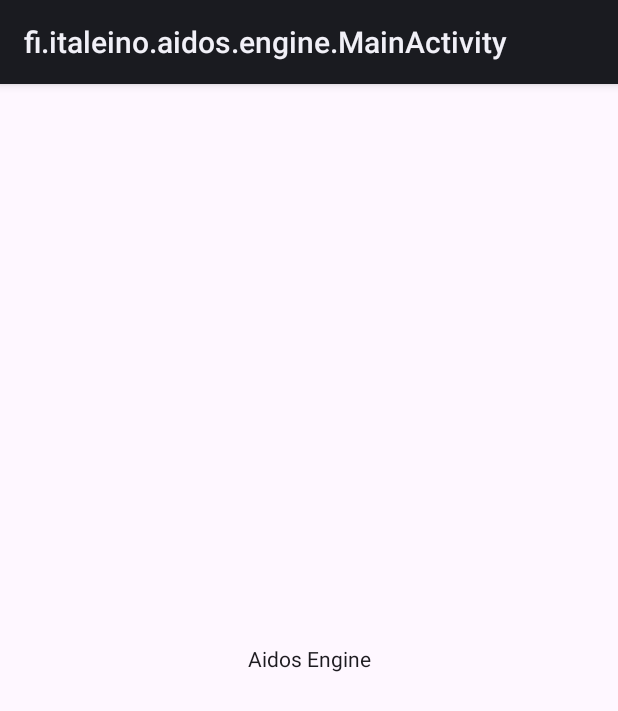
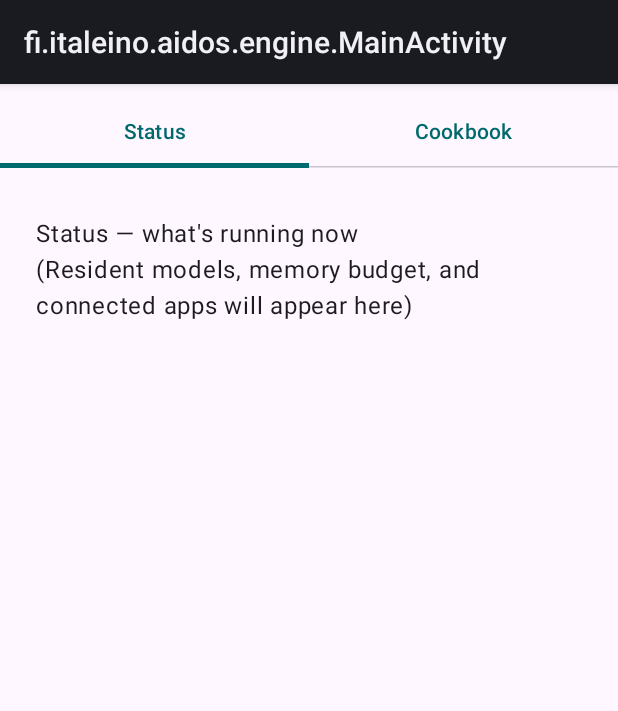
Before and after one commit to jsilvanus/aidos, an Android app built with Jetpack Compose: the screen it shows after launch (MainActivity), on a phone screen of 412 x 824 dp. Shown: the top 711 px of the screen. Run offline under Robolectric (Android 15) with nearby library versions, the phone set to English and light mode, and no system bars.

Commit message:
Scaffold Aidos Engine's Compose UI per RFC-0103's design
Adds the screens RFC-0103 now specifies: Home (Status + Cookbook
panes, same HorizontalPager/TabRow pattern as Aidos Agent's own
HomeScreen), Model detail/acquire, Storage, Connected apps, Settings.
Theme reuses Agent's Material 3 defaults with a distinct seed color
(teal vs. Agent's default purple) so the two apps are visually
distinguishable at a glance, per the design conversation.

Wires EngineRoute.ModelDetail as a real external deep link
(aidosengine://model/{modelId}), not just an in-app destination --
RFC-0103 requires client apps be able to navigate straight to a
model's acquire screen rather than rendering their own download UI.
Added the matching <intent-filter> to AndroidManifest.xml.

All screens are structural placeholders (Text describing what binds
where), matching the same phase agent/androidapp went through per
COMPOSE_UI_IMPLEMENTATION.md -- no Engine Core state to bind to yet,
since modelruntime/cookbook/downloads don't expose it.

Added androidx.navigation:navigation-compose, which engine/androidapp
needed but didn't have.

Verified: `gradle projects` succeeds (build.gradle.kts and dependency
resolution are sound). Could NOT verify Kotlin/Compose compiles --
this sandbox has no Android SDK, so compileDebugKotlinAndroid fails on
that before ever reaching the Kotlin compiler, same limitation as the
earlier plugin.compose fix. That fix turned out to need a real CI run
to catch its actual bug, so this should get the same treatment before
being trusted.

Co-Authored-By: Claude Sonnet 5 <noreply@anthropic.com>
Claude-Session: https://claude.ai/code/session_016XoRJ6ancdjTtksKDNikTP

```diff
--- a/engine/androidapp/build.gradle.kts
+++ b/engine/androidapp/build.gradle.kts
@@ -50,6 +50,9 @@ kotlin {
                 implementation("androidx.lifecycle:lifecycle-viewmodel-compose:2.6.1")
                 implementation("androidx.lifecycle:lifecycle-runtime-compose:2.6.1")
 
+                // Navigation
+                implementation("androidx.navigation:navigation-compose:2.7.0")
+
                 // Android core
                 implementation("androidx.core:core-ktx:1.10.1")
                 implementation("androidx.appcompat:appcompat:1.6.1")
--- a/engine/androidapp/src/androidMain/kotlin/fi/italeino/aidos/engine/MainActivity.kt
+++ b/engine/androidapp/src/androidMain/kotlin/fi/italeino/aidos/engine/MainActivity.kt
@@ -3,20 +3,23 @@ package fi.italeino.aidos.engine
 import android.os.Bundle
 import androidx.activity.ComponentActivity
 import androidx.activity.compose.setContent
-import androidx.compose.foundation.layout.Box
 import androidx.compose.foundation.layout.fillMaxSize
 import androidx.compose.material3.Surface
-import androidx.compose.material3.Text
-import androidx.compose.ui.Alignment
 import androidx.compose.ui.Modifier
+import androidx.navigation.compose.rememberNavController
+import fi.italeino.aidos.engine.navigation.EngineNavHost
+import fi.italeino.aidos.engine.theme.AidosEngineTheme
 
 /**
- * Main activity for Aidos Engine Android app (RFC-0103).
+ * Main activity for Aidos Engine (RFC-0103).
  *
- * Placeholder UI for model management (downloads, cookbook, licensing).
- * The actual inference is hosted in EngineService.
+ * Hosts the Compose UI: Home (status + cookbook), model detail/acquire, storage, connected apps,
+ * and settings. Model loading and inference run in EngineService's foreground service, not here —
+ * this activity only manages the UI, the same separation Aidos Agent's MainActivity keeps between
+ * presentation and the runtime it's a client of.
  *
- * TODO(RFC-0103): Implement model selection, download, licensing UI.
+ * TODO(RFC-0103): bind Engine Core's in-process state (resident models, download progress,
+ * connected-app registry) once Engine Core exposes it — screens currently show placeholder text.
  */
 class MainActivity : ComponentActivity() {
 
@@ -24,14 +27,12 @@ class MainActivity : ComponentActivity() {
         super.onCreate(savedInstanceState)
 
         setContent {
-            Surface(
-                modifier = Modifier.fillMaxSize()
-            ) {
-                Box(
-                    modifier = Modifier.fillMaxSize(),
-                    contentAlignment = Alignment.Center
+            AidosEngineTheme {
+                Surface(
+                    modifier = Modifier.fillMaxSize()
                 ) {
-                    Text("Aidos Engine")
+                    val navController = rememberNavController()
+                    EngineNavHost(navController = navController)
                 }
             }
         }
--- /dev/null
+++ b/engine/androidapp/src/androidMain/kotlin/fi/italeino/aidos/engine/navigation/NavHost.kt
@@ -0,0 +1,61 @@
+package fi.italeino.aidos.engine.navigation
+
+import androidx.compose.runtime.Composable
+import androidx.navigation.NavHostController
+import androidx.navigation.compose.NavHost
+import androidx.navigation.compose.composable
+import androidx.navigation.navDeepLink
+import fi.italeino.aidos.engine.ui.ConnectedAppsScreen
+import fi.italeino.aidos.engine.ui.HomeScreen
+import fi.italeino.aidos.engine.ui.ModelDetailScreen
+import fi.italeino.aidos.engine.ui.SettingsScreen
+import fi.italeino.aidos.engine.ui.StorageScreen
+
+/**
+ * Navigation graph for Aidos Engine (RFC-0103).
+ *
+ * [EngineRoute.ModelDetail] is reachable both from in-app navigation (Home's Cookbook pane) and
+ * as an external deep link from client apps — RFC-0103 requires this, since client apps deep-link
+ * into Aidos Engine's own screens to acquire a model rather than rendering their own download UI.
+ */
+@Composable
+fun EngineNavHost(
+    navController: NavHostController,
+) {
+    NavHost(
+        navController = navController,
+        startDestination = EngineRoute.Home.route,
+    ) {
+        composable(EngineRoute.Home.route) {
+            HomeScreen(
+                onModelSelected = { modelId ->
+                    navController.navigate(EngineRoute.ModelDetail(modelId).createRoute(modelId))
+                },
+            )
+        }
+
+        composable(
+            EngineRoute.ModelDetail(modelId = "{modelId}").route,
+            // External deep link (RFC-0103): client apps navigate straight here to acquire a
+            // model rather than rendering their own download UI. AndroidManifest.xml declares
+            // the matching <intent-filter> on MainActivity so this resolves from another app's
+            // Intent, not just in-app navigation.
+            deepLinks = listOf(navDeepLink { uriPattern = "aidosengine://model/{modelId}" }),
+        ) { backStackEntry ->
+            val modelId = backStackEntry.arguments?.getString("modelId") ?: return@composable
+            ModelDetailScreen(modelId = modelId)
+        }
+
+        composable(EngineRoute.Storage.route) {
+            StorageScreen()
+        }
+
+        composable(EngineRoute.ConnectedApps.route) {
+            ConnectedAppsScreen()
+        }
+
+        composable(EngineRoute.Settings.route) {
+            SettingsScreen()
+        }
+    }
+}
--- /dev/null
+++ b/engine/androidapp/src/androidMain/kotlin/fi/italeino/aidos/engine/navigation/Routes.kt
@@ -0,0 +1,23 @@
+package fi.italeino.aidos.engine.navigation
+
+/**
+ * Navigation routes for Aidos Engine screens (RFC-0103).
+ *
+ * Same gesture grammar Aidos Agent uses (fi.italeino.aidos.navigation.AidosRoute) — inherited,
+ * not reinvented: horizontal swipe between peers (Home's Status/Cookbook panes), vertical scroll
+ * through a list, tap goes deeper.
+ *
+ * [ModelDetail] must be reachable both from in-app navigation and as a deep link — RFC-0103 says
+ * client apps "deep-link into Aidos Engine's own screens to acquire" a model rather than
+ * rendering their own download UI, so this route is a real external contract, not just an
+ * internal destination.
+ */
+sealed class EngineRoute(val route: String) {
+    data object Home : EngineRoute("home")
+    data class ModelDetail(val modelId: String) : EngineRoute("model/{modelId}") {
+        fun createRoute(modelId: String) = "model/$modelId"
+    }
+    data object Storage : EngineRoute("storage")
+    data object ConnectedApps : EngineRoute("connected_apps")
+    data object Settings : EngineRoute("settings")
+}
--- /dev/null
+++ b/engine/androidapp/src/androidMain/kotlin/fi/italeino/aidos/engine/theme/AidosEngineTheme.kt
@@ -0,0 +1,35 @@
+package fi.italeino.aidos.engine.theme
+
+import androidx.compose.foundation.isSystemInDarkTheme
+import androidx.compose.material3.MaterialTheme
+import androidx.compose.material3.darkColorScheme
+import androidx.compose.material3.lightColorScheme
+import androidx.compose.runtime.Composable
+import androidx.compose.ui.graphics.Color
+
+/**
+ * Material 3 color scheme for Aidos Engine (RFC-0103).
+ *
+ * Same Material 3 defaults Aidos Agent uses (fi.italeino.aidos.theme.AidosTheme) — no reason to
+ * invent a different visual language for a sibling app — but with a distinct seed color, so a
+ * screenshot or the recents tray tells the two apps apart at a glance. Everything else about the
+ * visual language (typography, shape, component styling) stays default and identical to Agent.
+ */
+private val EngineSeed = Color(0xFF00696D) // teal, distinct from Agent's default Material purple
+
+@Composable
+fun AidosEngineTheme(
+    darkTheme: Boolean = isSystemInDarkTheme(),
+    content: @Composable () -> Unit,
+) {
+    val colorScheme = if (darkTheme) {
+        darkColorScheme(primary = EngineSeed)
+    } else {
+        lightColorScheme(primary = EngineSeed)
+    }
+
+    MaterialTheme(
+        colorScheme = colorScheme,
+        content = content,
+    )
+}
--- /dev/null
+++ b/engine/androidapp/src/androidMain/kotlin/fi/italeino/aidos/engine/ui/HomeScreen.kt
@@ -0,0 +1,116 @@
+package fi.italeino.aidos.engine.ui
+
+import androidx.compose.foundation.ExperimentalFoundationApi
+import androidx.compose.foundation.layout.Column
+import androidx.compose.foundation.layout.fillMaxSize
+import androidx.compose.foundation.layout.padding
+import androidx.compose.foundation.pager.HorizontalPager
+import androidx.compose.foundation.pager.rememberPagerState
+import androidx.compose.material3.ExperimentalMaterial3Api
+import androidx.compose.material3.Scaffold
+import androidx.compose.material3.Tab
+import androidx.compose.material3.TabRow
+import androidx.compose.material3.Text
+import androidx.compose.runtime.Composable
+import androidx.compose.runtime.rememberCoroutineScope
+import androidx.compose.ui.Modifier
+import androidx.compose.ui.unit.dp
+import kotlinx.coroutines.launch
+
+/**
+ * Home screen showing status (what Engine is doing now) and the cookbook (what could run),
+ * RFC-0103.
+ *
+ * Two panes with horizontal swipe between them, status first — mirroring Aidos Agent's
+ * Inbox-before-Projects ordering: "what's happening" beats "what's possible". Same pager pattern
+ * as fi.italeino.aidos.ui.HomeScreen — inherited, not reinvented.
+ */
+@OptIn(ExperimentalMaterial3Api::class, ExperimentalFoundationApi::class)
+@Composable
+fun HomeScreen(
+    onModelSelected: (modelId: String) -> Unit,
+) {
+    val pagerState = rememberPagerState(pageCount = { 2 })
+    val coroutineScope = rememberCoroutineScope()
+
+    Scaffold { innerPadding ->
+        Column(
+            modifier = Modifier
+                .fillMaxSize()
+                .padding(innerPadding)
+        ) {
+            TabRow(
+                selectedTabIndex = pagerState.currentPage,
+                modifier = Modifier.padding(vertical = 8.dp),
+            ) {
+                Tab(
+                    selected = pagerState.currentPage == 0,
+                    onClick = {
+                        coroutineScope.launch {
+                            pagerState.animateScrollToPage(0)
+                        }
+                    },
+                    text = { Text("Status") }
+                )
+                Tab(
+                    selected = pagerState.currentPage == 1,
+                    onClick = {
+                        coroutineScope.launch {
+                            pagerState.animateScrollToPage(1)
+                        }
+                    },
+                    text = { Text("Cookbook") }
+                )
+            }
+
+            HorizontalPager(
+                state = pagerState,
+                modifier = Modifier
+                    .fillMaxSize()
+                    .padding(8.dp),
+            ) { page ->
+                when (page) {
+                    0 -> StatusPane()
+                    1 -> CookbookPane(onModelSelected)
+                }
+            }
+        }
+    }
+}
+
+/**
+ * Status pane: resident models, memory budget, connected apps, in-flight downloads (RFC-0103).
+ *
+ * What Engine is doing right now — the question someone opening Engine actually has, the same
+ * way Aidos Agent's inbox answers "what needs me?".
+ */
+@Composable
+private fun StatusPane() {
+    Column(
+        modifier = Modifier
+            .fillMaxSize()
+            .padding(16.dp)
+    ) {
+        Text("Status — what's running now")
+        Text("(Resident models, memory budget, and connected apps will appear here)")
+        // TODO(RFC-0103): bind to Engine Core's in-process admission/eviction state and the
+        // handshake registry (Connected apps).
+    }
+}
+
+/**
+ * Cookbook pane: the RFC-0022 cookbook — label, kind, size, verdict against this device.
+ */
+@Composable
+private fun CookbookPane(onModelSelected: (modelId: String) -> Unit) {
+    Column(
+        modifier = Modifier
+            .fillMaxSize()
+            .padding(16.dp)
+    ) {
+        Text("Cookbook — what could run here")
+        Text("(Catalogue entries with cookbook verdicts will appear here, per RFC-0022)")
+        // TODO(RFC-0103/RFC-0022): bind to the cookbook's computed verdicts; tapping an entry
+        // calls onModelSelected(modelId) to navigate to EngineRoute.ModelDetail.
+    }
+}
```
Also changed, not shown: engine/androidapp/src/androidMain/AndroidManifest.xml (+10 -0 lines), engine/androidapp/src/androidMain/kotlin/fi/italeino/aidos/engine/ui/ConnectedAppsScreen.kt (added, +35 -0 lines), engine/androidapp/src/androidMain/kotlin/fi/italeino/aidos/engine/ui/ModelDetailScreen.kt (added, +42 -0 lines), engine/androidapp/src/androidMain/kotlin/fi/italeino/aidos/engine/ui/SettingsScreen.kt (added, +32 -0 lines), engine/androidapp/src/androidMain/kotlin/fi/italeino/aidos/engine/ui/StorageScreen.kt (added, +29 -0 lines).
